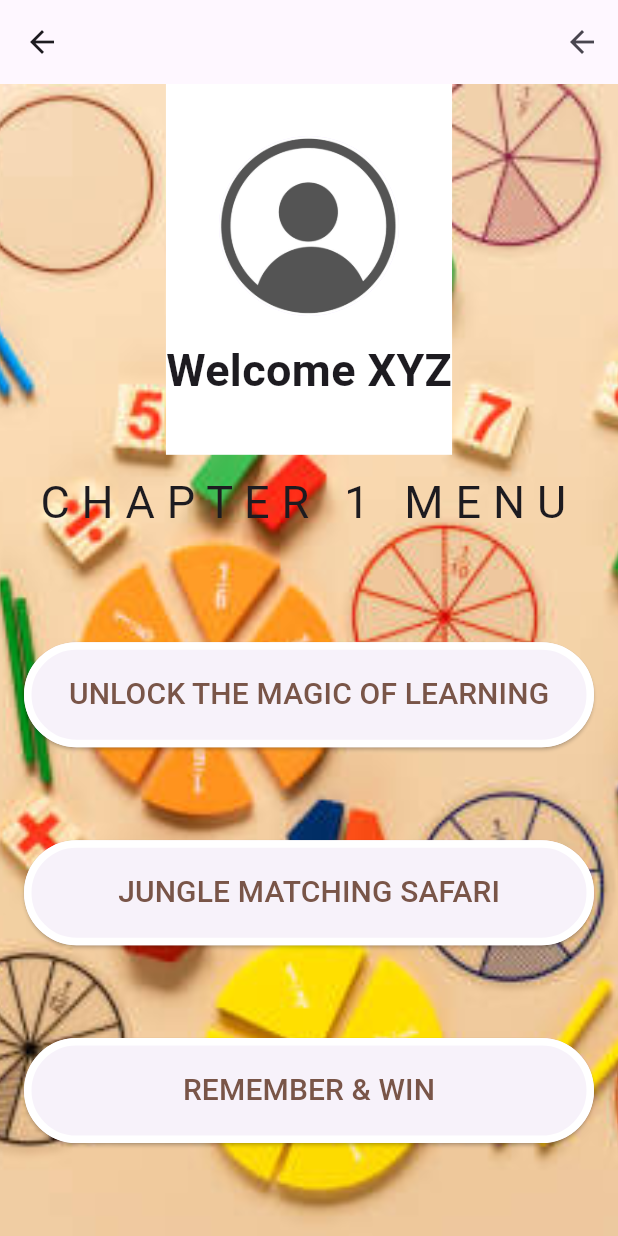
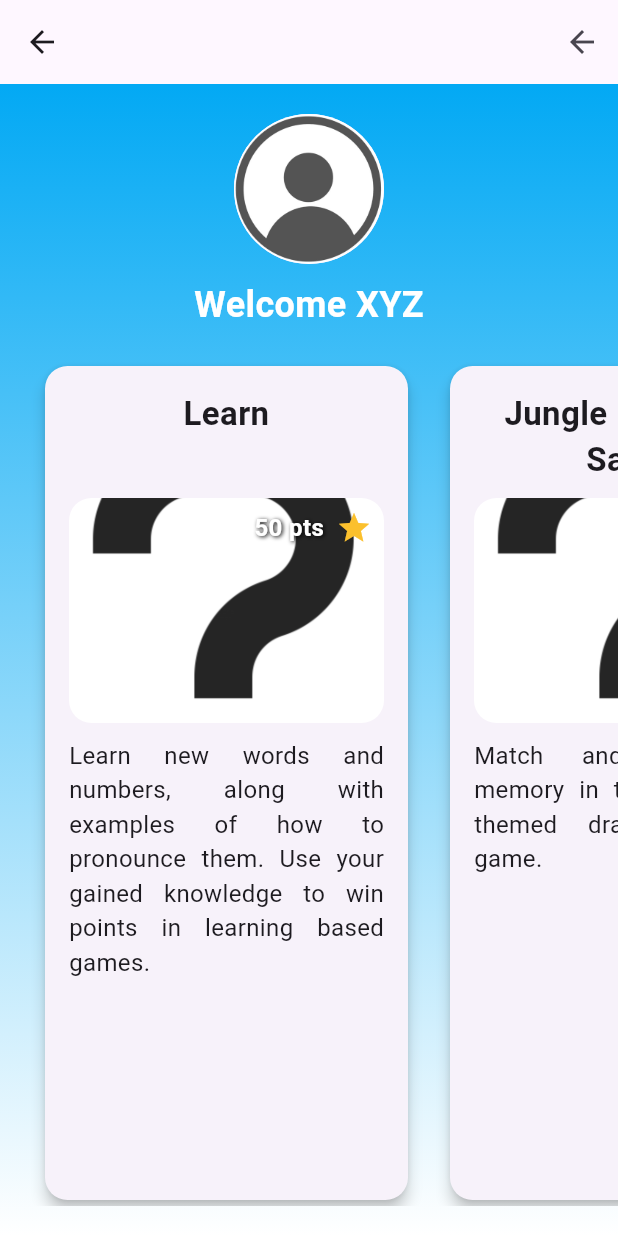
Before and after one commit to Znsored/mathTest, a Flutter app: the MyHomePage screen opened by its route, on a phone screen of 412 x 824 dp. Run offline on Flutter 3.47's test engine with Material 3 defaults, Android fonts, the phone set to English and light mode, and no system bars; our stand-ins replace audioplayers, cloud_firestore, firebase_core, flip_card; accounts and stored records are empty.

Commit message:
added audio playback option and changed homepage UI

```diff
--- a/lib/homescreen.dart
+++ b/lib/homescreen.dart
@@ -1,150 +1,3 @@
-// import 'package:flutter/material.dart';
-// import 'studymaterial.dart';
-// import 'matching.dart';
-// import 'memory.dart';
-//
-// class MyHomePage extends StatefulWidget {
-//   @override
-//   _MyHomePageState createState() => _MyHomePageState();
-// }
-//
-// class _MyHomePageState extends State<MyHomePage> {
-//   String userName = 'XYZ';
-//
-//   @override
-//   Widget build(BuildContext context) {
-//     final chapter = ModalRoute.of(context)?.settings.arguments as int? ?? 1;
-//
-//     return Scaffold(
-//       appBar: AppBar(
-//         actions: [
-//           IconButton(
-//             icon: Icon(Icons.arrow_back),
-//             onPressed: () {
-//               Navigator.pop(context); // Navigate back to the main menu
-//             },
-//           ),
-//         ],
-//       ),
-//       body: Container(
-//         decoration: BoxDecoration(
-//           gradient: LinearGradient(
-//             colors: [Colors.lightBlue, Colors.white],
-//             begin: Alignment.topCenter,
-//             end: Alignment.bottomCenter,
-//           ),
-//           image: DecorationImage(
-//             image: AssetImage('assets/chapter_bcg.jpeg'),
-//             fit: BoxFit.cover,
-//           ),
-//         ),
-//         child: Stack(
-//           children: [
-//             Positioned(
-//               top: 0,
-//               left: 0,
-//               right: 0,
-//               height: MediaQuery.of(context).size.height * 0.25,
-//               child: Container(
-//                 decoration: BoxDecoration(
-//                   color: Colors.white,
-//                 ),
-//                 child: Column(
-//                   mainAxisAlignment: MainAxisAlignment.center,
-//                   children: [
-//                     CircleAvatar(
-//                       radius: 80,
-//                       backgroundImage: AssetImage('assets/NoPic.png'),
-//                     ),
-//                     SizedBox(height: 25),
-//                     Text(
-//                       'Welcome $userName',
-//                       style: TextStyle(
-//                         fontSize: 40,
-//                         fontWeight: FontWeight.bold,
-//                       ),
-//                     ),
-//                   ],
-//                 ),
-//               ),
-//             ),
-//             Positioned(
-//               top: 300,
-//               left: 0,
-//               right: 0,
-//               child: Align(
-//                 alignment: Alignment.center,
-//                 child: Text(
-//                   'C H A P T E R   $chapter   M E N U ',
-//                   style: TextStyle(fontSize: 50),
-//                 ),
-//               ),
-//             ),
-//             Positioned(
-//               top: MediaQuery.of(context).size.height * 0.25,
-//               left: 0,
-//               right: 0,
-//               height: MediaQuery.of(context).size.height * 0.75,
-//               child: Column(
-//                 mainAxisAlignment: MainAxisAlignment.center,
-//                 children: [
-//                   ElevatedButton(
-//                     onPressed: () {
-//                       Navigator.pushNamed(context, '/studymaterial', arguments: chapter);
-//                     },
-//                     style: ElevatedButton.styleFrom(
-//                       minimumSize: Size(900, 100),
-//                       shape: StadiumBorder(
-//                         side: BorderSide(color: Colors.white, width: 10),
-//                       ),
-//                     ),
-//                     child: Text(
-//                       'unlock the Magic of Learning'.toUpperCase(),
-//                       style: TextStyle(fontSize: 45, color: Colors.brown),
-//                     ),
-//                   ),
-//                   SizedBox(height: 50),
-//                   ElevatedButton(
-//                     onPressed: () {
-//                       Navigator.pushNamed(context, '/matching', arguments: chapter);
-//                     },
-//                     style: ElevatedButton.styleFrom(
-//                       minimumSize: Size(900, 100),
-//                       shape: StadiumBorder(
-//                         side: BorderSide(color: Colors.white, width: 10),
-//                       ),
-//                     ),
-//                     child: Text(
-//                       'Jungle Matching Safari'.toUpperCase(),
-//                       style: TextStyle(fontSize: 45, color: Colors.brown),
-//                     ),
-//                   ),
-//                   SizedBox(height: 50),
-//                   ElevatedButton(
-//                     onPressed: () {
-//                       Navigator.pushNamed(context, '/memory', arguments: chapter);
-//                     },
-//                     style: ElevatedButton.styleFrom(
-//                       minimumSize: Size(900, 100),
-//                       shape: StadiumBorder(
-//                         side: BorderSide(color: Colors.white, width: 10),
-//                       ),
-//                     ),
-//                     child: Text(
-//                       'Remember & Win'.toUpperCase(),
-//                       style: TextStyle(fontSize: 45, color: Colors.brown),
-//                     ),
-//                   ),
-//                 ],
-//               ),
-//             ),
-//           ],
-//         ),
-//       ),
-//     );
-//   }
-//
-// }
 import 'package:flutter/material.dart';
 import 'studymaterial.dart';
 import 'matching.dart';
@@ -174,87 +27,164 @@ class _MyHomePageState extends State<MyHomePage> {
         ],
       ),
       body: Container(
+        width: MediaQuery.of(context).size.width,  // Full screen width
+        height: MediaQuery.of(context).size.height,  // Full screen height
         decoration: BoxDecoration(
           gradient: LinearGradient(
             colors: [Colors.lightBlue, Colors.white],
             begin: Alignment.topCenter,
             end: Alignment.bottomCenter,
           ),
-          image: DecorationImage(
-            image: AssetImage('assets/chapter_bcg.jpeg'),
-            fit: BoxFit.cover,
-          ),
         ),
         child: Column(
           children: [
-            // Top section with avatar and welcome text
-            Container(
-              height: MediaQuery.of(context).size.height * 0.3, // Adjust height to fit screen
-              decoration: BoxDecoration(
-                color: Colors.white,
-              ),
+            // Top section with user icon and welcome text
+            Padding(
+              padding: const EdgeInsets.symmetric(vertical: 20.0),
               child: Column(
-                mainAxisAlignment: MainAxisAlignment.center,
                 children: [
                   CircleAvatar(
-                    radius: 60,  // Adjusted radius
+                    radius: 50,
                     backgroundImage: AssetImage('assets/NoPic.png'),
                   ),
-                  SizedBox(height: 15),  // Adjusted spacing
+                  SizedBox(height: 10),
                   Text(
                     'Welcome $userName',
                     style: TextStyle(
-                      fontSize: 30,  // Adjusted font size
+                      fontSize: 24,
                       fontWeight: FontWeight.bold,
+                      color: Colors.white,
                     ),
                   ),
                 ],
               ),
             ),
 
-            // Middle section with chapter title
-            Padding(
-              padding: const EdgeInsets.symmetric(vertical: 10),
-              child: Text(
-                'C H A P T E R   $chapter   M E N U ',
-                style: TextStyle(fontSize: 30),  // Adjusted font size
-              ),
-            ),
-
-            // Bottom section with buttons
+            // Cards section with horizontal scroll
             Expanded(
-              child: Padding(
+              child: SingleChildScrollView(
+                scrollDirection: Axis.horizontal,
                 padding: const EdgeInsets.symmetric(horizontal: 16.0),
-                child: Column(
-                  mainAxisAlignment: MainAxisAlignment.spaceEvenly,
+                child: Row(
                   children: [
-                    buildMenuButton(context, 'unlock the Magic of Learning', '/studymaterial', chapter),
-                    buildMenuButton(context, 'Jungle Matching Safari', '/matching', chapter),
-                    buildMenuButton(context, 'Remember & Win', '/memory', chapter),
+                    buildGameCard(
+                      context,
+                      'Learn\n', // Force two lines
+                      'assets/memory_preview.png',
+                      'Learn new words and numbers, along with examples of how to pronounce them. Use your gained knowledge to win points in learning based games.',
+                      '/studymaterial',
+                      chapter,
+                      50, // Example points
+                    ),
+                    buildGameCard(
+                      context,
+                      'Jungle Matching Safari\n', // Force two lines
+                      'assets/memory_preview.png',
+                      'Match and test your memory in the wild jungle themed drag and drop game.',
+                      '/matching',
+                      chapter,
+                      30, // Example points
+                    ),
+                    buildGameCard(
+                      context,
+                      'Remember & Win\n', // Force two lines
+                      'assets/memory_preview.png',
+                      'Boost your memory with this exciting matching tile game and earn rewards.',
+                      '/memory',
+                      chapter,
+                      40, // Example points
+                    ),
                   ],
                 ),
               ),
             ),
+
+            // Add a SizedBox or Padding to create space between cards and bottom of the screen
+            SizedBox(height: 20),
           ],
         ),
       ),
     );
   }
 
-  Widget buildMenuButton(BuildContext context, String text, String route, int chapter) {
-    return ElevatedButton(
-      onPressed: () {
+  Widget buildGameCard(BuildContext context, String title, String imagePath, String description, String route, int chapter, int points) {
+    return GestureDetector(
+      onTap: () {
         Navigator.pushNamed(context, route, arguments: chapter);
       },
-      style: ElevatedButton.styleFrom(
-        minimumSize: Size(double.infinity, 70),  // Adjusted height
-        shape: StadiumBorder(
-          side: BorderSide(color: Colors.white, width: 5),  // Adjusted border width
+      child: Container(
+        width: 250,  // Set a fixed width for each card
+        margin: EdgeInsets.symmetric(horizontal: 10.0),
+        child: Card(
+          shape: RoundedRectangleBorder(borderRadius: BorderRadius.circular(15.0)),
+          elevation: 4,
+          child: Padding(
+            padding: const EdgeInsets.all(16.0),
+            child: Column(
+              crossAxisAlignment: CrossAxisAlignment.start,
+              children: [
+                Center(  // Center the heading text horizontally
+                  child: Text(
+                    title,
+                    maxLines: 2, // Ensure the text takes up 2 lines
+                    overflow: TextOverflow.ellipsis, // Ellipsis if content is too long
+                    textAlign: TextAlign.center,  // Center the text
+                    style: TextStyle(
+                      fontSize: 22,
+                      fontWeight: FontWeight.bold,
+                    ),
+                  ),
+                ),
+                SizedBox(height: 10),
+                Stack(
+                  children: [
+                    ClipRRect(
+                      borderRadius: BorderRadius.circular(15.0),
+                      child: Image.asset(
+                        imagePath,
+                        width: double.infinity,
+                        height: 150,
+                        fit: BoxFit.cover,  // Make the image fit completely
+                      ),
+                    ),
+                    Positioned(
+                      top: 8,
+                      right: 8,
+                      child: Icon(Icons.star, color: Colors.yellow[700]),
+                    ),
+                    Positioned(
+                      top: 8,
+                      right: 40,
+                      child: Text(
+                        '$points pts',
+                        style: TextStyle(
+                          fontSize: 16,
+                          fontWeight: FontWeight.bold,
+                          color: Colors.white,
+                          shadows: [
+                            Shadow(
+                              offset: Offset(1.0, 1.0),
+                              blurRadius: 3.0,
+                              color: Colors.black,
+                            ),
+                          ],
+                        ),
+                      ),
+                    ),
+                  ],
+                ),
+                SizedBox(height: 10),
+                Text(
+                  description,
+                  textAlign: TextAlign.justify,  // Justify the text
+                  style: TextStyle(
+                    fontSize: 16,
+                  ),
+                ),
+              ],
+            ),
+          ),
         ),
-      ),
-      child: Text(
-        text.toUpperCase(),
-        style: TextStyle(fontSize: 20, color: Colors.brown),  // Adjusted font size
       ),
     );
   }
--- a/lib/studymaterial.dart
+++ b/lib/studymaterial.dart
@@ -1,6 +1,6 @@
 // import 'package:flutter/material.dart';
 // import 'dart:ui';
-// import 'util.dart';  // Import the util.dart file
+// import 'util.dart';
 //
 // class StudyMaterialScreen extends StatefulWidget {
 //   @override
@@ -16,7 +16,7 @@
 //   @override
 //   void initState() {
 //     super.initState();
-//     _pageController = PageController();
+//     _pageController = PageController(viewportFraction: 0.3); // Smaller fraction for more cards
 //   }
 //
 //   @override
@@ -34,9 +34,8 @@
 //       );
 //     }
 //
-//     // Load translations only if they haven't been loaded yet
 //     if (isLoading) {
-//       loadTranslations(chapter);  // Convert chapter to string here
+//       loadTranslations(chapter);
 //     }
 //
 //     String getChapterTitle() {
@@ -107,9 +106,26 @@
 //                         });
 //                       },
 //                       itemBuilder: (context, index) {
-//                         return buildFlashcard(
-//                           translations["spanish"]?[index] ?? '',
-//                           translations["english"]?[index] ?? '',
+//                         return AnimatedBuilder(
+//                           animation: _pageController,
+//                           builder: (context, child) {
+//                             double value = 0.0;
+//                             if (_pageController.position.haveDimensions) {
+//                               value = _pageController.page! - index;
+//                               value = (1 - (value.abs() * 0.3)).clamp(0.0, 1.0);
+//                             }
+//                             return Transform.scale(
+//                               scale: value,
+//                               child: Opacity(
+//                                 opacity: value,
+//                                 child: child,
+//                               ),
+//                             );
+//                           },
+//                           child: buildFlashcard(
+//                             translations["spanish"]?[index] ?? '',
+//                             translations["english"]?[index] ?? '',
+//                           ),
 //                         );
 //                       },
 //                     ),
@@ -195,7 +211,7 @@
 //   Widget buildFlashcard(String spanish, String english) {
 //     return Center(
 //       child: Container(
-//         margin: EdgeInsets.symmetric(horizontal: 20, vertical: 10),
+//         margin: EdgeInsets.symmetric(horizontal: 10, vertical: 20),
 //         padding: EdgeInsets.all(20),
 //         decoration: BoxDecoration(
 //           color: Colors.white,
@@ -211,16 +227,31 @@
 //         ),
 //         child: Column(
 //           mainAxisSize: MainAxisSize.min,
+//           crossAxisAlignment: CrossAxisAlignment.start,  // Align text to the start
 //           children: [
-//             Text(
-//               english,
-//               style: TextStyle(fontSize: 35, fontWeight: FontWeight.bold),
+//             Row(
+//               mainAxisAlignment: MainAxisAlignment.spaceBetween,
+//               children: [
+//                 Expanded(
+//                   child: Text(
+//                     english,
+//                     style: TextStyle(fontSize: 35, fontWeight: FontWeight.bold),
+//                   ),
+//                 ),
+//                 IconButton(
+//                   icon: Icon(Icons.volume_up, size: 30, color: Colors.blue),
+//                   onPressed: () {
+//                     // Placeholder for audio playback functionality
+//                   },
+//                 ),
+//               ],
 //             ),
-//             SizedBox(height: 20),
+//             SizedBox(height: 10),
 //             Text(
 //               spanish,
 //               style: TextStyle(fontSize: 30, color: Colors.grey[600]),
 //             ),
+//             // Additional content can be added here if needed
 //           ],
 //         ),
 //       ),
@@ -230,6 +261,7 @@
 import 'package:flutter/material.dart';
 import 'dart:ui';
 import 'util.dart';
+import 'package:audioplayers/audioplayers.dart';
 
 class StudyMaterialScreen extends StatefulWidget {
   @override
@@ -241,11 +273,18 @@ class _StudyMaterialScreenState extends State<StudyMaterialScreen> {
   int currentPage = 0;
   Map<String, List<String>> translations = {};
   bool isLoading = true;
+  final AudioPlayer _audioPlayer = AudioPlayer();  // Audio player instance
 
   @override
   void initState() {
     super.initState();
     _pageController = PageController(viewportFraction: 0.3); // Smaller fraction for more cards
+  }
+
+  @override
+  void dispose() {
+    _audioPlayer.dispose();  // Dispose the audio player
+    super.dispose();
   }
 
   @override
@@ -470,7 +509,9 @@ class _StudyMaterialScreenState extends State<StudyMaterialScreen> {
                 IconButton(
                   icon: Icon(Icons.volume_up, size: 30, color: Colors.blue),
                   onPressed: () {
-                    // Placeholder for audio playback functionality
+                    _audioPlayer.play(
+                      AssetSource('audio/${english.toLowerCase()}.mp3'),  // Play the corresponding audio
+                    );
                   },
                 ),
               ],
@@ -480,7 +521,6 @@ class _StudyMaterialScreenState extends State<StudyMaterialScreen> {
               spanish,
               style: TextStyle(fontSize: 30, color: Colors.grey[600]),
             ),
-            // Additional content can be added here if needed
           ],
         ),
       ),
--- a/lib/util.dart
+++ b/lib/util.dart
@@ -1,5 +1,6 @@
 import 'dart:convert';
 import 'package:flutter/services.dart' show rootBundle;
+import 'package:audioplayers/audioplayers.dart';
 
 Future<Map<String, List<String>>> loadJsonData(int chapter) async {
   String jsonString = await rootBundle.loadString('assets/matchGame/chapter$chapter.json');
@@ -8,3 +9,16 @@ Future<Map<String, List<String>>> loadJsonData(int chapter) async {
   List<String> english = List<String>.from(jsonMap['english']);
   return {'spanish': english, 'english': spanish};
 }
+
+class AudioHelper {
+  final AudioPlayer _audioPlayer = AudioPlayer();
+
+  Future<void> playAudio(String word) async {
+    String audioFile = 'assets/audio/${word.toLowerCase()}.mp3';
+    await _audioPlayer.play(AssetSource(audioFile));
+  }
+
+  void dispose() {
+    _audioPlayer.dispose();
+  }
+}
--- a/pubspec.yaml
+++ b/pubspec.yaml
@@ -14,6 +14,7 @@ dependencies:
   firebase_core: ^3.3.0
   cloud_firestore: ^5.2.1
   http: ^1.2.2
+  audioplayers: ^6.0.1
 
 
 dev_dependencies:
@@ -25,6 +26,7 @@ flutter:
   uses-material-design: true
   assets:
     - assets/
+    - assets/audio/
     - assets/matchGame/chapter1.json
     - assets/matchGame/chapter2.json
     - assets/matchGame/chapter3.json
```
Also changed, not shown: assets/memory_preview.png (added), pubspec.lock, 9 other files.
